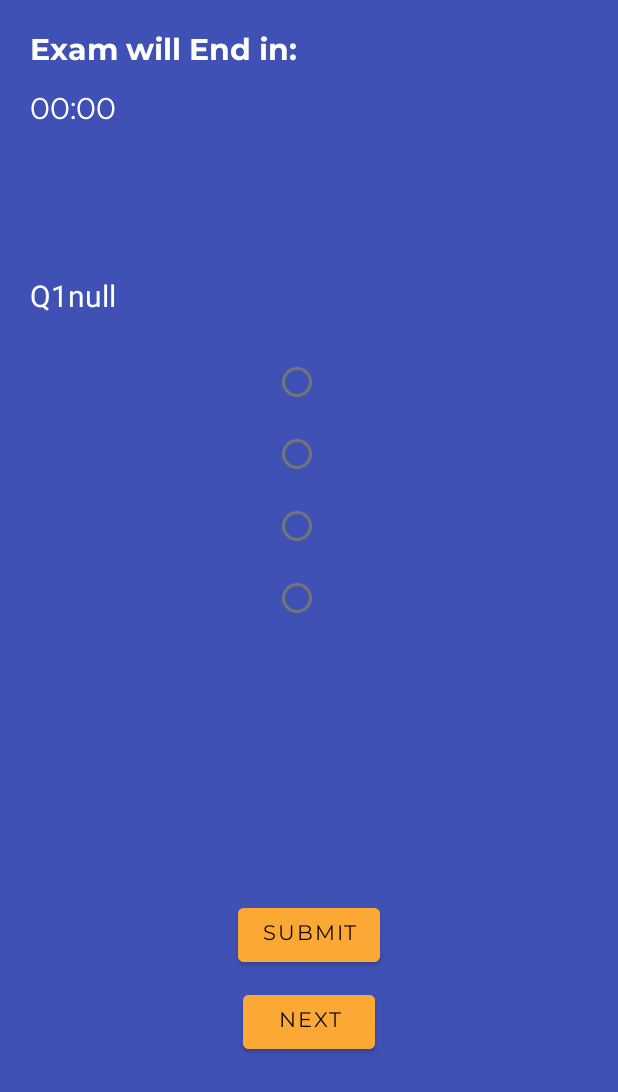
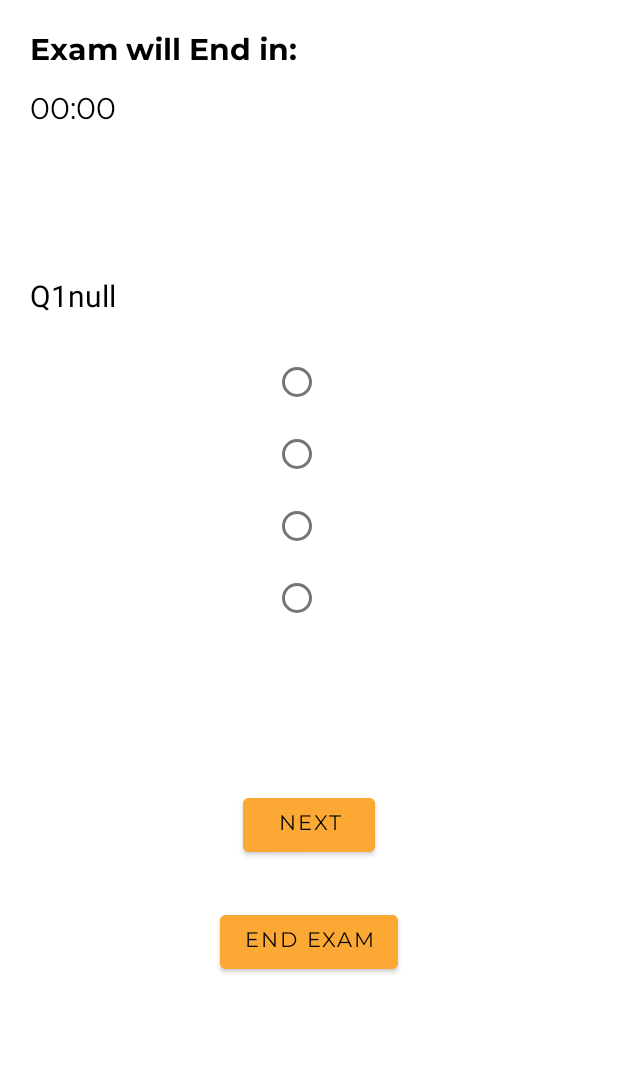
Before and after one commit to MandaarRao612/Pareeksha-App, an Android app: the FinalActivity screen opened directly, with no data from a screen before it, on a phone screen of 412 x 824 dp. Shown: the top 1092 px of the screen. Run offline under Robolectric (Android 15) with nearby library versions, the phone set to English and light mode, and no system bars; our stand-ins replace Firebase (no records; nobody signed in at launch, a user with empty details on screens opened directly); Roboto replaces fonts that are not available here; 16 statements that could not run were skipped.

Commit message:
finalpareeksha

```diff
--- a/app/src/main/java/com/example/finalpareeksha/HomeActivity.java
+++ b/app/src/main/java/com/example/finalpareeksha/HomeActivity.java
@@ -30,6 +30,7 @@ public class HomeActivity extends AppCompatActivity {
         password=(EditText)findViewById(R.id.editTextTextPassword);
         login=(Button)findViewById(R.id.button);
         forgot=(Button)findViewById(R.id.button4);
+
         forgot.setOnClickListener(new View.OnClickListener() {
             @Override
             public void onClick(View v) {
@@ -37,6 +38,7 @@ public class HomeActivity extends AppCompatActivity {
                 startActivity(forr);
             }
         });
+
         signup=(Button)findViewById(R.id.button3);
         signup.setOnClickListener(new View.OnClickListener() {
             @Override
@@ -46,6 +48,7 @@ public class HomeActivity extends AppCompatActivity {
                 finish();
             }
         });
+
         login.setOnClickListener(new View.OnClickListener() {
             @Override
             public void onClick(View v) {
@@ -68,9 +71,11 @@ public class HomeActivity extends AppCompatActivity {
                     startActivity(add);
                     finish();
                 }
+
                 if (!pass.matches(passwordPattern)){
                     password.setError("Password must contain minimum 8 characters at least 1 Alphabet, 1 Number and 1 Special Character");
                 }
+
                 if (!(emaill.isEmpty() && pass.isEmpty() && emaill.equals("Admin@gmail.com") && pass.equals("Admin@10")) && pass.matches(passwordPattern) && emaill.matches(emailPattern)){
                     mAuth=FirebaseAuth.getInstance();
                     mAuth.signInWithEmailAndPassword(emaill,pass).addOnCompleteListener(HomeActivity.this, new OnCompleteListener<AuthResult>() {
--- a/app/src/main/res/layout/activity_details.xml
+++ b/app/src/main/res/layout/activity_details.xml
@@ -42,7 +42,7 @@
         android:layout_marginTop="20dp"
         android:backgroundTint="#FBA834"
         android:fontFamily="@font/montserrat"
-        android:text="Next"
+        android:text="Schedule Exam"
         android:textColor="#000000"
         app:layout_constraintEnd_toEndOf="parent"
         app:layout_constraintStart_toStartOf="parent"
--- a/app/src/main/res/layout/activity_final.xml
+++ b/app/src/main/res/layout/activity_final.xml
@@ -4,34 +4,38 @@
     xmlns:tools="http://schemas.android.com/tools"
     android:layout_width="match_parent"
     android:layout_height="match_parent"
-    android:background="#3F51B5"
+    android:background="#FFFFFF"
     tools:context=".FinalActivity">
 
     <Button
         android:id="@+id/button25"
         android:layout_width="wrap_content"
         android:layout_height="wrap_content"
-        android:layout_marginTop="10dp"
+        android:layout_marginTop="20dp"
         android:backgroundTint="#FBA834"
         android:fontFamily="@font/montserrat"
         android:text="Next"
         android:textColor="#000000"
+        app:layout_constraintBottom_toBottomOf="parent"
         app:layout_constraintEnd_toEndOf="parent"
         app:layout_constraintStart_toStartOf="parent"
-        app:layout_constraintTop_toBottomOf="@+id/button24" />
+        app:layout_constraintTop_toBottomOf="@+id/radioGroup2"
+        app:layout_constraintVertical_bias="0.25" />
 
     <Button
         android:id="@+id/button24"
         android:layout_width="wrap_content"
         android:layout_height="wrap_content"
+        android:layout_marginTop="30dp"
         android:backgroundTint="#FBA834"
         android:fontFamily="@font/montserrat"
-        android:text="Submit"
+        android:text="End Exam"
         android:textColor="#000000"
         app:layout_constraintBottom_toBottomOf="parent"
         app:layout_constraintEnd_toEndOf="parent"
         app:layout_constraintStart_toStartOf="parent"
-        app:layout_constraintTop_toBottomOf="@+id/radioGroup2" />
+        app:layout_constraintTop_toBottomOf="@+id/button25"
+        app:layout_constraintVertical_bias="0.0" />
 
     <RadioGroup
         android:id="@+id/radioGroup2"
@@ -47,28 +51,28 @@
             android:layout_width="match_parent"
             android:layout_height="wrap_content"
             android:text="loading.."
-            android:textColor="#FFFFFF" />
+            android:textColor="#000000" />
 
         <RadioButton
             android:id="@+id/radioButton6"
             android:layout_width="match_parent"
             android:layout_height="wrap_content"
             android:text="loading.."
-            android:textColor="#FFFFFF" />
+            android:textColor="#000000" />
 
         <RadioButton
             android:id="@+id/radioButton7"
             android:layout_width="match_parent"
             android:layout_height="wrap_content"
             android:text="loading.."
-            android:textColor="#FDFDFD" />
+            android:textColor="#000000" />
 
         <RadioButton
             android:id="@+id/radioButton8"
             android:layout_width="match_parent"
             android:layout_height="wrap_content"
             android:text="loading.."
-            android:textColor="#FFFFFF" />
+            android:textColor="#000000" />
     </RadioGroup>
 
     <ImageView
@@ -93,7 +97,7 @@
         android:layout_marginTop="20dp"
         android:fontFamily="@font/montserrat_bold"
         android:text="Exam will End in:"
-        android:textColor="#FFFFFF"
+        android:textColor="#000000"
         android:textSize="20sp"
         app:layout_constraintBottom_toBottomOf="parent"
         app:layout_constraintEnd_toEndOf="parent"
@@ -109,7 +113,7 @@
         android:layout_marginStart="20dp"
         android:layout_marginEnd="20dp"
         android:text="Question Loading..."
-        android:textColor="#FFFFFF"
+        android:textColor="#000000"
         android:textSize="20sp"
         app:layout_constraintBottom_toBottomOf="parent"
         app:layout_constraintEnd_toEndOf="parent"
@@ -126,7 +130,7 @@
         android:layout_marginTop="10dp"
         android:fontFamily="@font/montserrat"
         android:text="00:00"
-        android:textColor="#FFFFFF"
+        android:textColor="#000000"
         android:textSize="20sp"
         app:layout_constraintBottom_toBottomOf="parent"
         app:layout_constraintEnd_toEndOf="parent"
--- a/app/src/main/res/layout/activity_main.xml
+++ b/app/src/main/res/layout/activity_main.xml
@@ -17,8 +17,10 @@
         android:layout_marginBottom="50dp"
         app:layout_constraintBottom_toBottomOf="parent"
         app:layout_constraintEnd_toEndOf="parent"
+        app:layout_constraintHorizontal_bias="0.495"
         app:layout_constraintStart_toStartOf="parent"
         app:layout_constraintTop_toTopOf="parent"
+        app:layout_constraintVertical_bias="0.498"
         app:srcCompat="@drawable/pareeksha" />
 
     <TextView
--- a/build.gradle
+++ b/build.gradle
@@ -6,7 +6,7 @@ buildscript {
 
     }
     dependencies {
-        classpath 'com.android.tools.build:gradle:4.2.1'
+        classpath 'com.android.tools.build:gradle:7.0.4'
         classpath 'com.google.gms:google-services:4.3.8'
 
         // NOTE: Do not place your application dependencies here; they belong
```
Also changed, not shown: app/build.gradle (+8 -8 lines), gradle/wrapper/gradle-wrapper.properties.
